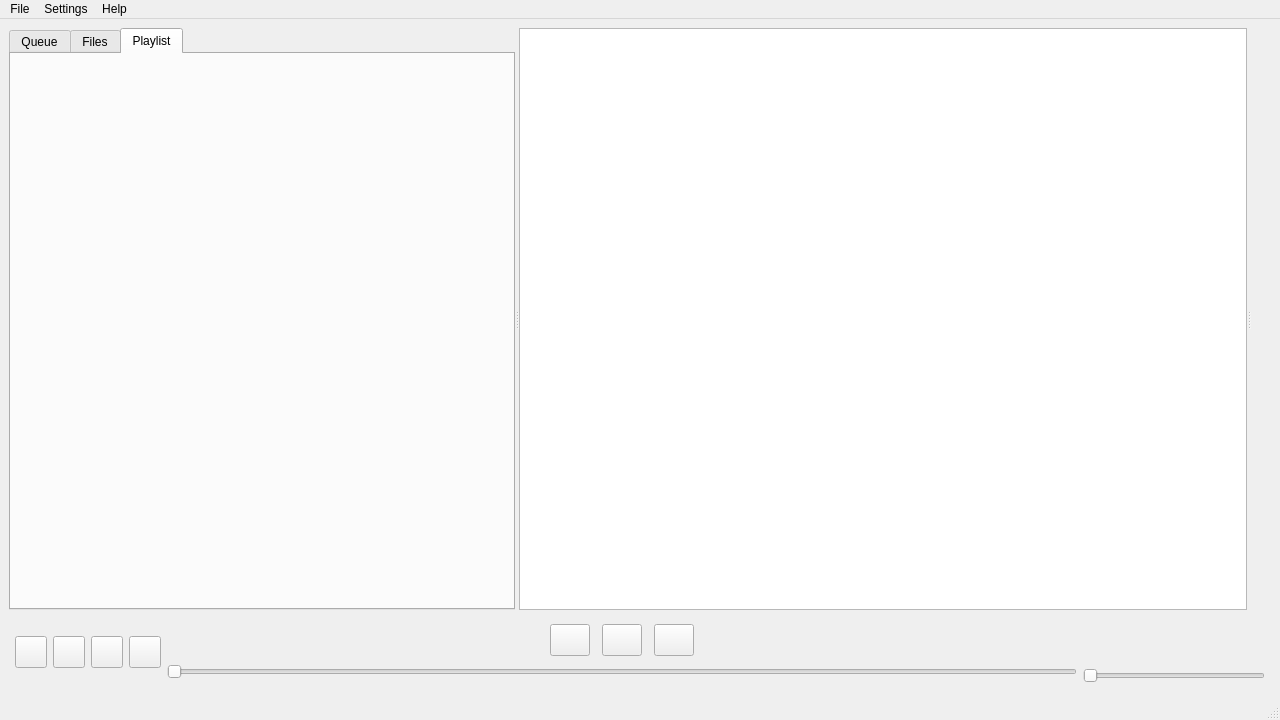
The window that src/mainwindow.ui (Kevonosdiaz/audio-player) describes before a commit, drawn with Qt 5.
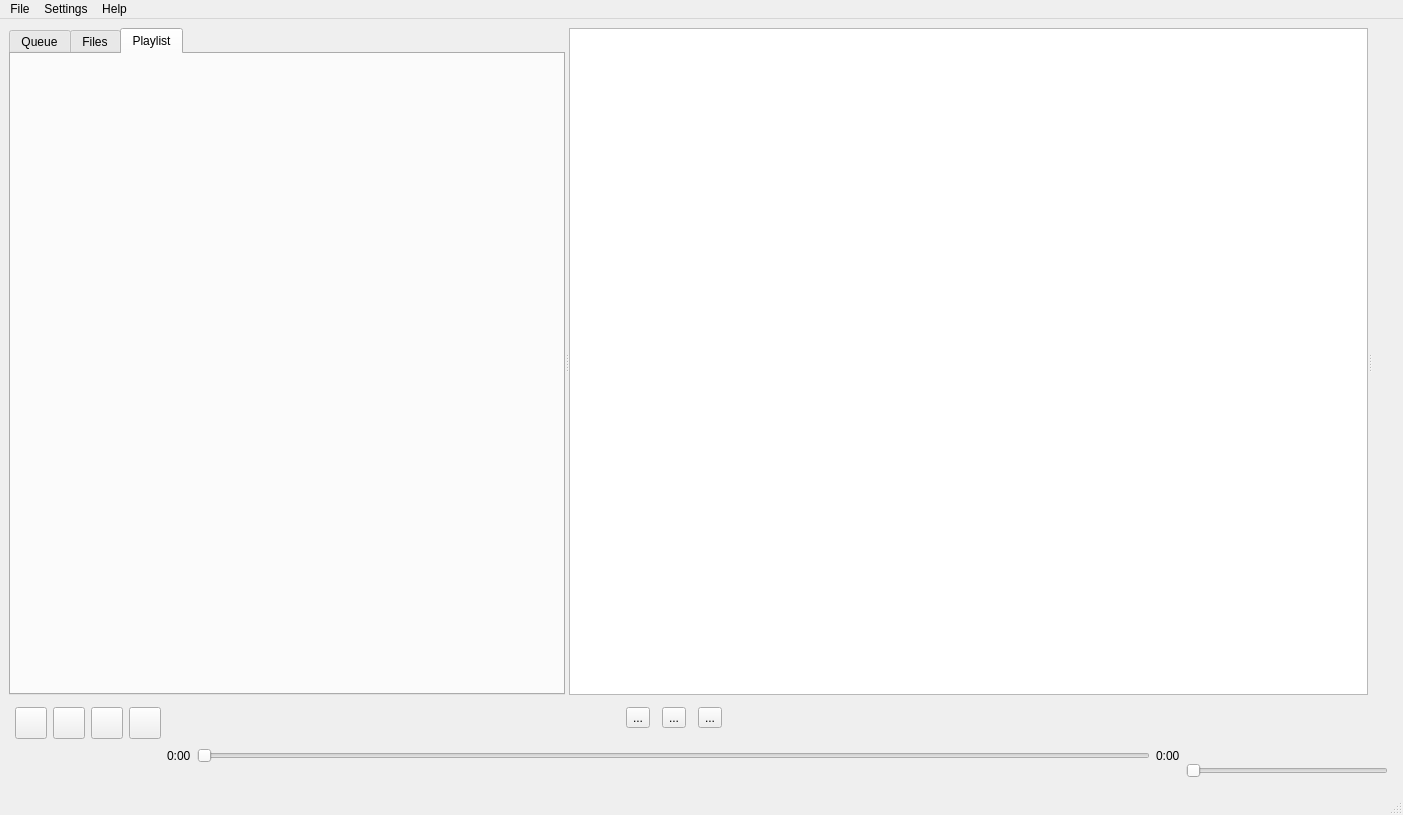
The same window after the commit. Icons and pictures are not drawn. Custom widgets are drawn as their Qt base class.

Commit message: set labels for current time and total song duration

Diff of the .ui file:
```diff
--- a/src/mainwindow.ui
+++ b/src/mainwindow.ui
@@ -6,8 +6,8 @@
    <rect>
     <x>0</x>
     <y>0</y>
-    <width>1280</width>
-    <height>720</height>
+    <width>1403</width>
+    <height>815</height>
    </rect>
   </property>
   <property name="windowTitle">
@@ -94,7 +94,7 @@
           <number>6</number>
          </property>
          <item>
-          <layout class="QVBoxLayout" name="PBSectionL">
+          <layout class="QVBoxLayout" name="PBSectionL" stretch="4,1">
            <item>
             <layout class="QHBoxLayout" name="MpdStatus">
              <item>
@@ -118,6 +118,9 @@
                 <iconset>
                  <normaloff>../assets/repeat.svg</normaloff>../assets/repeat.svg</iconset>
                </property>
+               <property name="checkable">
+                <bool>true</bool>
+               </property>
               </widget>
              </item>
              <item>
@@ -147,6 +150,9 @@
                 <iconset>
                  <normaloff>../assets/shuffle.svg</normaloff>../assets/shuffle.svg</iconset>
                </property>
+               <property name="checkable">
+                <bool>true</bool>
+               </property>
               </widget>
              </item>
              <item>
@@ -176,10 +182,16 @@
                 <iconset>
                  <normaloff>../assets/consume.svg</normaloff>../assets/consume.svg</iconset>
                </property>
+               <property name="checkable">
+                <bool>true</bool>
+               </property>
               </widget>
              </item>
              <item>
               <widget class="QPushButton" name="SingleButton">
+               <property name="enabled">
+                <bool>true</bool>
+               </property>
                <property name="sizePolicy">
                 <sizepolicy hsizetype="Fixed" vsizetype="Fixed">
                  <horstretch>0</horstretch>
@@ -199,6 +211,9 @@
                 <iconset>
                  <normaloff>../assets/single.svg</normaloff>../assets/single.svg</iconset>
                </property>
+               <property name="checkable">
+                <bool>true</bool>
+               </property>
               </widget>
              </item>
             </layout>
@@ -209,7 +224,7 @@
           </layout>
          </item>
          <item>
-          <layout class="QVBoxLayout" name="PBSectionC">
+          <layout class="QVBoxLayout" name="PBSectionC" stretch="4,0">
            <item>
             <layout class="QHBoxLayout" name="MediaControls">
              <item>
@@ -231,75 +246,51 @@
                 </spacer>
                </item>
                <item>
-                <widget class="QPushButton" name="PrevButton">
-                 <property name="sizePolicy">
-                  <sizepolicy hsizetype="Fixed" vsizetype="Fixed">
-                   <horstretch>0</horstretch>
-                   <verstretch>0</verstretch>
-                  </sizepolicy>
-                 </property>
-                 <property name="minimumSize">
-                  <size>
-                   <width>32</width>
-                   <height>32</height>
-                  </size>
-                 </property>
-                 <property name="maximumSize">
-                  <size>
-                   <width>128</width>
-                   <height>128</height>
-                  </size>
-                 </property>
+                <widget class="QToolButton" name="PrevButton">
                  <property name="text">
-                  <string/>
+                  <string>...</string>
                  </property>
                  <property name="icon">
                   <iconset theme="QIcon::ThemeIcon::MediaSkipBackward"/>
                  </property>
+                 <property name="iconSize">
+                  <size>
+                   <width>24</width>
+                   <height>24</height>
+                  </size>
+                 </property>
                 </widget>
                </item>
                <item>
-                <widget class="QPushButton" name="PlaybackButton">
-                 <property name="sizePolicy">
-                  <sizepolicy hsizetype="Fixed" vsizetype="Fixed">
-                   <horstretch>0</horstretch>
-                   <verstretch>0</verstretch>
-                  </sizepolicy>
-                 </property>
-                 <property name="minimumSize">
-                  <size>
-                   <width>32</width>
-                   <height>32</height>
-                  </size>
-                 </property>
+                <widget class="QToolButton" name="PlaybackButton">
                  <property name="text">
-                  <string/>
+                  <string>...</string>
                  </property>
                  <property name="icon">
                   <iconset theme="QIcon::ThemeIcon::MediaPlaybackStart"/>
                  </property>
+                 <property name="iconSize">
+                  <size>
+                   <width>24</width>
+                   <height>24</height>
+                  </size>
+                 </property>
                 </widget>
                </item>
                <item>
-                <widget class="QPushButton" name="NextButton">
-                 <property name="sizePolicy">
-                  <sizepolicy hsizetype="Fixed" vsizetype="Fixed">
-                   <horstretch>0</horstretch>
-                   <verstretch>0</verstretch>
-                  </sizepolicy>
-                 </property>
-                 <property name="minimumSize">
-                  <size>
-                   <width>32</width>
-                   <height>32</height>
-                  </size>
-                 </property>
+                <widget class="QToolButton" name="NextButton">
                  <property name="text">
-                  <string/>
+                  <string>...</string>
                  </property>
                  <property name="icon">
                   <iconset theme="QIcon::ThemeIcon::MediaSkipForward"/>
                  </property>
+                 <property name="iconSize">
+                  <size>
+                   <width>24</width>
+                   <height>24</height>
+                  </size>
+                 </property>
                 </widget>
                </item>
                <item>
@@ -320,16 +311,34 @@
             </layout>
            </item>
            <item>
-            <widget class="QSlider" name="PlaybackSlider">
-             <property name="orientation">
-              <enum>Qt::Orientation::Horizontal</enum>
-             </property>
-            </widget>
+            <layout class="QHBoxLayout" name="horizontalLayout_2">
+             <item>
+              <widget class="QLabel" name="SongProgressLabel">
+               <property name="text">
+                <string>0:00</string>
+               </property>
+              </widget>
+             </item>
+             <item>
+              <widget class="QSlider" name="PlaybackSlider">
+               <property name="orientation">
+                <enum>Qt::Orientation::Horizontal</enum>
+               </property>
+              </widget>
+             </item>
+             <item>
+              <widget class="QLabel" name="DurationLabel">
+               <property name="text">
+                <string>0:00</string>
+               </property>
+              </widget>
+             </item>
+            </layout>
            </item>
           </layout>
          </item>
          <item>
-          <layout class="QVBoxLayout" name="PBSectionR">
+          <layout class="QVBoxLayout" name="PBSectionR" stretch="4,1">
            <item>
             <widget class="QLabel" name="VolumeLabel">
              <property name="text">
@@ -358,8 +367,8 @@
     <rect>
      <x>0</x>
      <y>0</y>
-     <width>1280</width>
-     <height>21</height>
+     <width>1403</width>
+     <height>22</height>
     </rect>
    </property>
    <widget class="QMenu" name="menuFile">
```
The commit also changes 3 other files.
